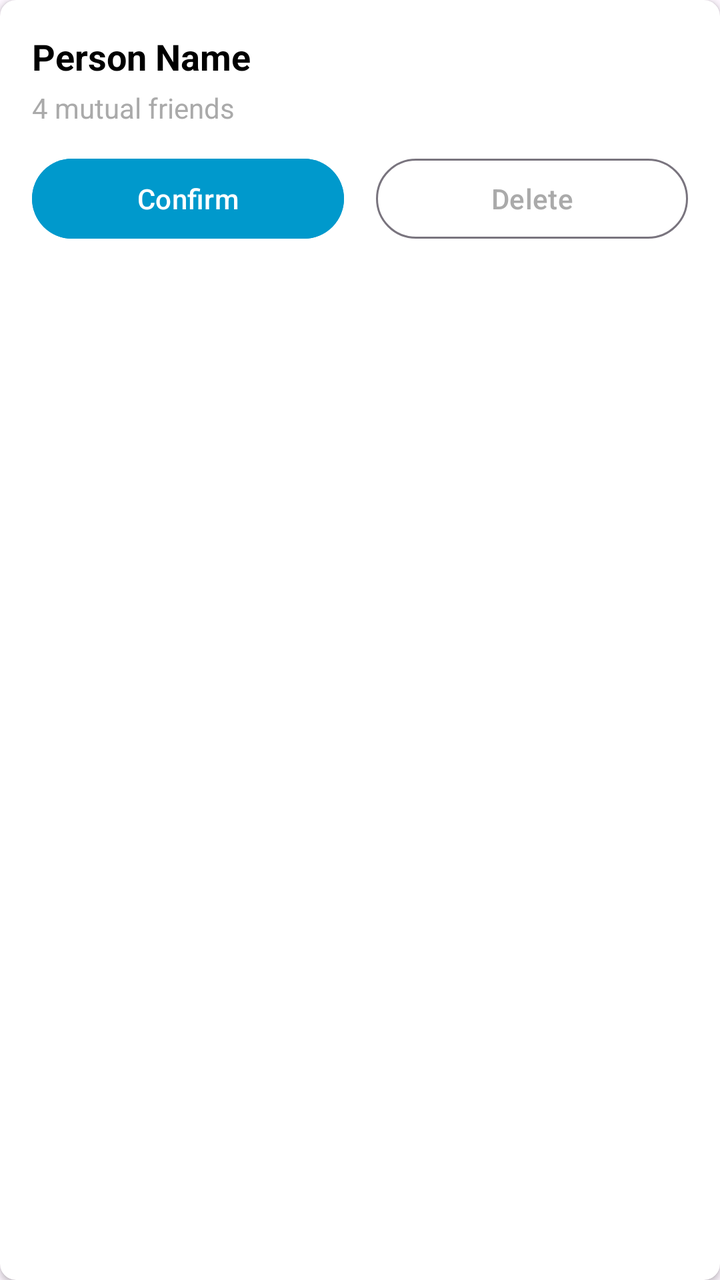
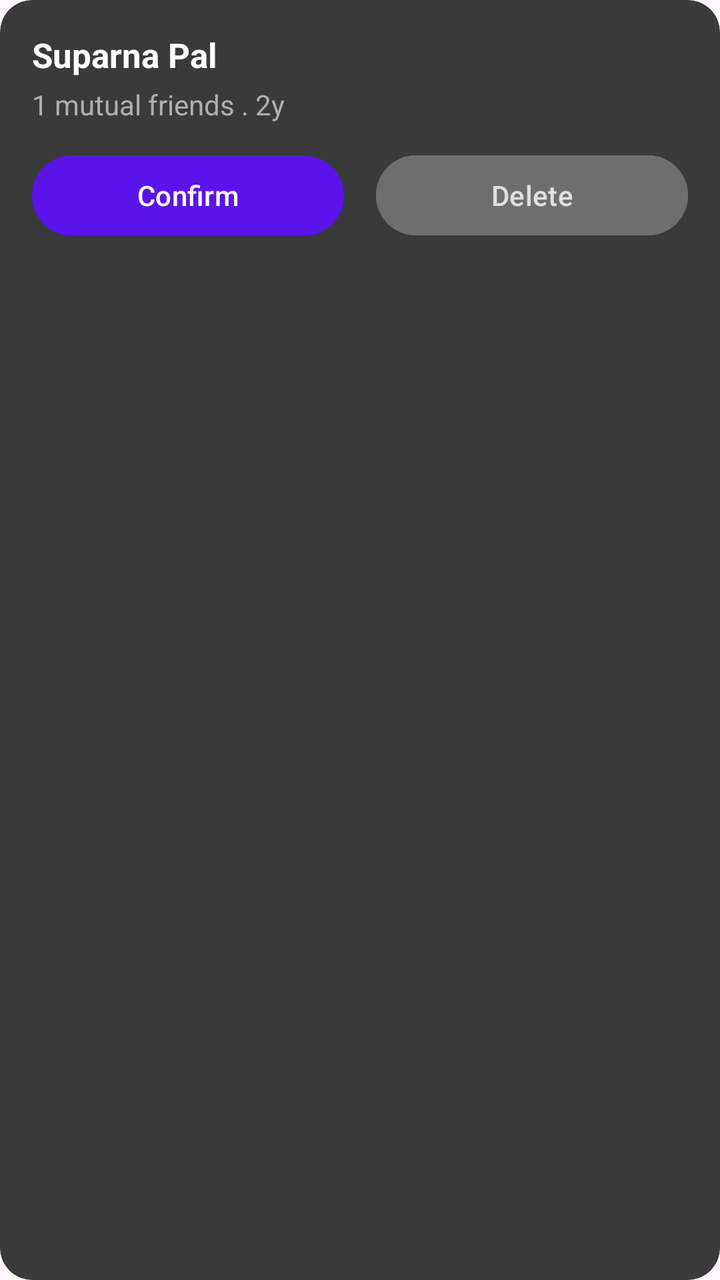

Before-and-after screenshots of an Android layout around one commit, followed by the original layout XML and the change that was made.
<!-- AndroidManifest.xml: application theme Theme.RecylerBing -->
<!-- res/layout/item_friend_request.xml -->
<?xml version="1.0" encoding="utf-8"?>
<androidx.cardview.widget.CardView xmlns:android="http://schemas.android.com/apk/res/android"
    xmlns:app="http://schemas.android.com/apk/res-auto"
    android:layout_width="match_parent"
    android:layout_height="wrap_content"
    android:layout_marginStart="16dp"
    android:layout_marginEnd="16dp"
    android:layout_marginTop="8dp"
    android:layout_marginBottom="8dp"
    app:cardCornerRadius="8dp"
    app:cardElevation="2dp"
    android:foreground="?attr/selectableItemBackground">

    <LinearLayout
        android:layout_width="match_parent"
        android:layout_height="wrap_content"
        android:orientation="vertical"
        android:padding="16dp">

        <TextView
            android:id="@+id/tvName"
            android:layout_width="match_parent"
            android:layout_height="wrap_content"
            android:text="Person Name"
            android:textSize="18sp"
            android:textStyle="bold"
            android:textColor="@android:color/black" />

        <TextView
            android:id="@+id/tvMutualFriends"
            android:layout_width="match_parent"
            android:layout_height="wrap_content"
            android:layout_marginTop="4dp"
            android:text="4 mutual friends"
            android:textSize="14sp"
            android:textColor="@android:color/darker_gray" />

        <LinearLayout
            android:layout_width="match_parent"
            android:layout_height="wrap_content"
            android:orientation="horizontal"
            android:layout_marginTop="12dp">

            <Button
                android:id="@+id/btnConfirm"
                android:layout_width="0dp"
                android:layout_height="wrap_content"
                android:layout_weight="1"
                android:layout_marginEnd="8dp"
                android:text="Confirm"
                android:textAllCaps="false"
                android:backgroundTint="@android:color/holo_blue_dark"
                android:textColor="@android:color/white" />

            <Button
                android:id="@+id/btnDelete"
                style="?attr/materialButtonOutlinedStyle"
                android:layout_width="0dp"
                android:layout_height="wrap_content"
                android:layout_weight="1"
                android:layout_marginStart="8dp"
                android:text="Delete"
                android:textAllCaps="false"
                android:textColor="@android:color/darker_gray" />

        </LinearLayout>

    </LinearLayout>

</androidx.cardview.widget.CardView>
<!-- resources referenced by this layout -->
<resources>
  <style name="Theme.RecylerBing" parent="Base.Theme.RecylerBing" />
  <style name="Base.Theme.RecylerBing" parent="Theme.Material3.DayNight.NoActionBar">
          
          
      </style>
</resources>

<!-- the commit's change to res/layout/item_friend_request.xml (unified diff, before → after) -->
@@ -5,10 +5,11 @@
     android:layout_height="wrap_content"
     android:layout_marginStart="16dp"
     android:layout_marginEnd="16dp"
-    android:layout_marginTop="8dp"
-    android:layout_marginBottom="8dp"
-    app:cardCornerRadius="8dp"
-    app:cardElevation="2dp"
+    android:layout_marginTop="6dp"
+    android:layout_marginBottom="6dp"
+    app:cardBackgroundColor="#3A3A3A"
+    app:cardCornerRadius="16dp"
+    app:cardElevation="0dp"
     android:foreground="?attr/selectableItemBackground">
 
     <LinearLayout
@@ -17,51 +18,60 @@
         android:orientation="vertical"
         android:padding="16dp">
 
+        
         <TextView
             android:id="@+id/tvName"
             android:layout_width="match_parent"
             android:layout_height="wrap_content"
-            android:text="Person Name"
-            android:textSize="18sp"
-            android:textStyle="bold"
-            android:textColor="@android:color/black" />
+            android:text="Suparna Pal"
+            android:textColor="#FFFFFF"
+            android:textSize="17sp"
+            android:textStyle="bold" />
 
+        
         <TextView
             android:id="@+id/tvMutualFriends"
             android:layout_width="match_parent"
             android:layout_height="wrap_content"
             android:layout_marginTop="4dp"
-            android:text="4 mutual friends"
-            android:textSize="14sp"
-            android:textColor="@android:color/darker_gray" />
+            android:text="1 mutual friends . 2y"
+            android:textColor="#B0B0B0"
+            android:textSize="14sp" />
 
+        
         <LinearLayout
             android:layout_width="match_parent"
             android:layout_height="wrap_content"
-            android:orientation="horizontal"
-            android:layout_marginTop="12dp">
+            android:layout_marginTop="12dp"
+            android:orientation="horizontal">
 
-            <Button
+            
+            <com.google.android.material.button.MaterialButton
                 android:id="@+id/btnConfirm"
                 android:layout_width="0dp"
-                android:layout_height="wrap_content"
+                android:layout_height="48dp"
                 android:layout_weight="1"
                 android:layout_marginEnd="8dp"
+                android:backgroundTint="#5A14EB"
                 android:text="Confirm"
                 android:textAllCaps="false"
-                android:backgroundTint="@android:color/holo_blue_dark"
-                android:textColor="@android:color/white" />
+                android:textColor="#FFFFFF"
+                android:textSize="14sp"
+                app:cornerRadius="24dp" />
 
-            <Button
+            
+            <com.google.android.material.button.MaterialButton
                 android:id="@+id/btnDelete"
-                style="?attr/materialButtonOutlinedStyle"
                 android:layout_width="0dp"
-                android:layout_height="wrap_content"
+                android:layout_height="48dp"
                 android:layout_weight="1"
                 android:layout_marginStart="8dp"
+                android:backgroundTint="#6E6E6E"
                 android:text="Delete"
                 android:textAllCaps="false"
-                android:textColor="@android:color/darker_gray" />
+                android:textColor="#E0E0E0"
+                android:textSize="14sp"
+                app:cornerRadius="24dp" />
 
         </LinearLayout>
 
